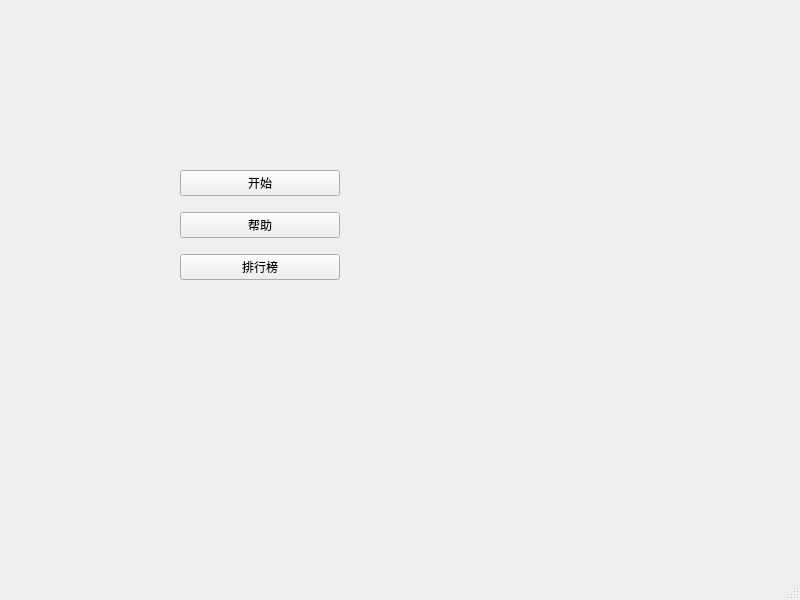
The window that xxlProject.ui (jimmyss/Bejeweled) describes before a commit, drawn with Qt 5.
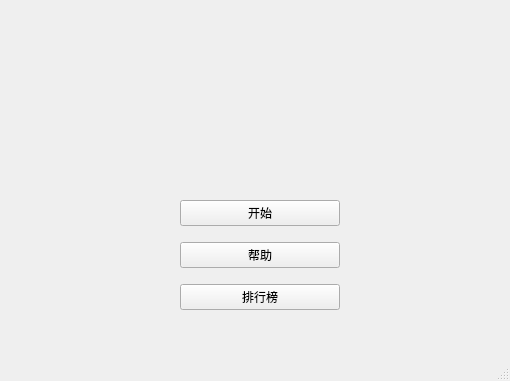
The same window after the commit.

```diff
--- a/xxlProject.ui
+++ b/xxlProject.ui
@@ -6,8 +6,8 @@
    <rect>
     <x>0</x>
     <y>0</y>
-    <width>800</width>
-    <height>600</height>
+    <width>510</width>
+    <height>381</height>
    </rect>
   </property>
   <property name="windowTitle">
@@ -18,7 +18,7 @@
     <property name="geometry">
      <rect>
       <x>180</x>
-      <y>160</y>
+      <y>190</y>
       <width>160</width>
       <height>131</height>
      </rect>
```
Left out of the diff: 2 changed lines with no effect on the pictures.
